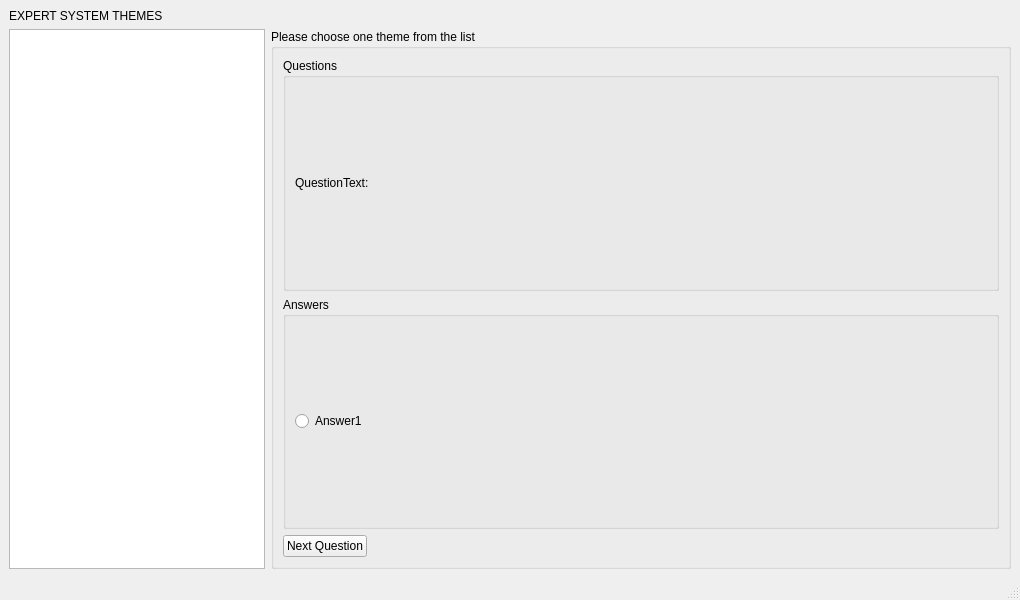
Old version of the form GUI/MainWindow.ui in the repository bronya2057/ExpertSystemPyLab.
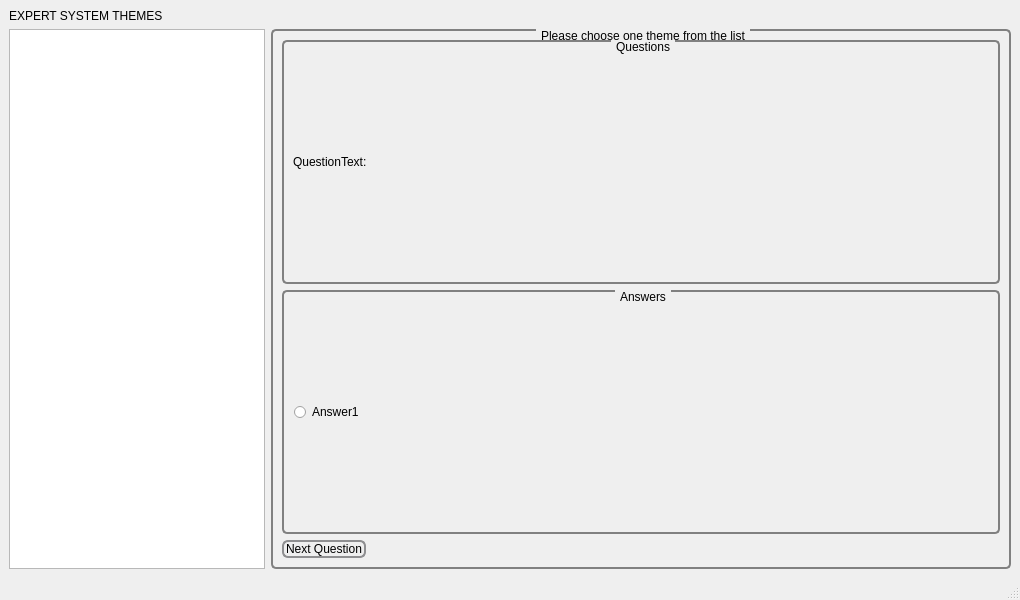
New version of the form. Icons and pictures are not drawn.

Diff of the .ui file:
```diff
--- a/GUI/MainWindow.ui
+++ b/GUI/MainWindow.ui
@@ -19,6 +19,121 @@
   <property name="windowTitle">
    <string>ExpertS</string>
   </property>
+  <property name="styleSheet">
+   <string notr="true">QMainWindow::separator {
+    background: yellow;
+    width: 10px; /* when vertical */
+    height: 10px; /* when horizontal */
+}
+
+QMainWindow::separator:hover {
+    background: red;
+}
+
+QGroupBox {
+    background-color: qlineargradient(x1: 0, y1: 0, x2: 0, y2: 1,
+                                      stop: 0 #E0E0E0, stop: 1 #FFFFFF);
+    border: 2px solid gray;
+    border-radius: 5px;
+    margin-top: 1ex; /* leave space at the top for the title */
+}
+
+QGroupBox::title {
+    subcontrol-origin: margin;
+    subcontrol-position: top center; /* position at the top center */
+    padding: 0 3px;
+    background-color: qlineargradient(x1: 0, y1: 0, x2: 0, y2: 1,
+                                      stop: 0 #FFOECE, stop: 1 #FFFFFF);
+}
+
+QPushButton {
+    border: 2px solid #8f8f91;
+    border-radius: 6px;
+    background-color: qlineargradient(x1: 0, y1: 0, x2: 0, y2: 1,
+                                      stop: 0 #f6f7fa, stop: 1 #dadbde);
+    min-width: 80px;
+}
+
+QPushButton:pressed {
+    background-color: qlineargradient(x1: 0, y1: 0, x2: 0, y2: 1,
+                                      stop: 0 #dadbde, stop: 1 #f6f7fa);
+}
+
+QPushButton:flat {
+    border: none; /* no border for a flat push button */
+}
+
+QPushButton:default {
+    border-color: navy; /* make the default button prominent */
+}
+
+QListView {
+    alternate-background-color: yellow;
+}
+
+QListView {
+    show-decoration-selected: 1; /* make the selection span the entire width of the view */
+}
+
+QListView::item:alternate {
+    background: #EEEEEE;
+}
+
+QListView::item:selected {
+    border: 1px solid #6a6ea9;
+}
+
+QListView::item:selected:!active {
+    background: qlineargradient(x1: 0, y1: 0, x2: 0, y2: 1,
+                                stop: 0 #ABAFE5, stop: 1 #8588B2);
+}
+
+QListView::item:selected:active {
+    background: qlineargradient(x1: 0, y1: 0, x2: 0, y2: 1,
+                                stop: 0 #6a6ea9, stop: 1 #888dd9);
+}
+
+QListView::item:hover {
+    background: qlineargradient(x1: 0, y1: 0, x2: 0, y2: 1,
+                                stop: 0 #FAFBFE, stop: 1 #DCDEF1);
+}
+
+QRadioButton::indicator
+{
+    width: 13px;
+    height: 13px;
+}
+
+QRadioButton::indicator::unchecked
+{
+   image: url(&quot;images/Radio_Off.PNG&quot;);
+}
+
+QRadioButton::indicator:unchecked:hover
+{
+    image: url(&quot;images/Radio_Hover.PNG&quot;);
+}
+
+QRadioButton::indicator:unchecked:pressed
+{
+    image: url(&quot;images/Radio_Off.PNG&quot;);
+}
+
+QRadioButton::indicator::checked 
+{
+    image: url(&quot;images/Radio_On.PNG&quot;);
+}
+
+QRadioButton::indicator:checked:hover 
+{
+    image: url(&quot;images/Radio_On.PNG&quot;);
+}
+
+QRadioButton::indicator:checked:pressed 
+{
+    image: url(&quot;images/Radio_Off.PNG&quot;);
+}</string>
+  </property>
   <widget class="QWidget" name="centralwidget">
    <layout class="QGridLayout" name="gridLayout">
     <item row="1" column="1">
```
